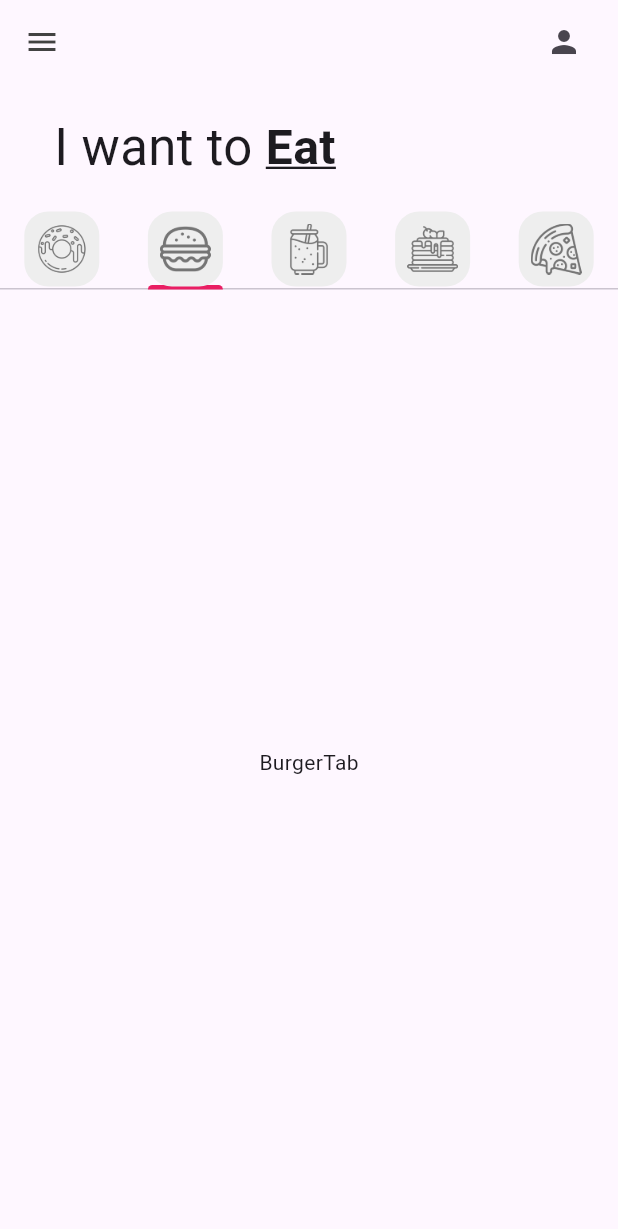
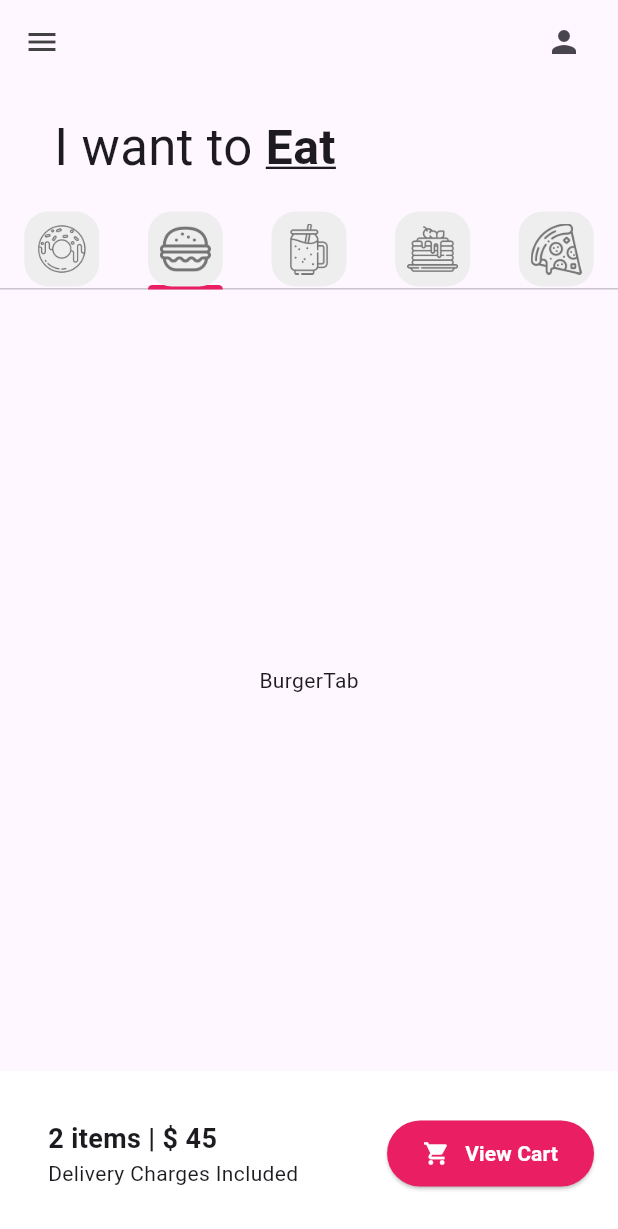
Before and after one commit to JERC-gif/Unidad-II, a Flutter app: the screen it shows after launch, tab 2 chosen, on a phone screen of 412 x 824 dp. Shown: the top 1229 px of the screen. Run offline on Flutter 3.47's test engine with Material 3 defaults, Android fonts, the phone set to English and light mode, and no system bars; Roboto replaces fonts that are missing (ComicStrip).

Commit message:
UI finished

```diff
--- a/donut_app_2c_ruiz/lib/pages/home_page.dart
+++ b/donut_app_2c_ruiz/lib/pages/home_page.dart
@@ -84,9 +84,49 @@ class _HomePageState extends State<HomePage> {
             PancakesTab(),
             PizzaTab()
           ]),
+        ),
+        //Carrito(Cart)
+        Container(
+          color: Colors.white,
+          padding: const EdgeInsets.all(16),
+          child: Row(
+            mainAxisAlignment: MainAxisAlignment.spaceBetween,
+            children: [
+              Padding(
+                padding: const EdgeInsets.all(16),
+                child: Column(
+                  crossAxisAlignment: CrossAxisAlignment.start,
+                  children: [
+                    Text("2 items | \$ 45", style: TextStyle(
+                      fontSize: 18,
+                      fontWeight: FontWeight.bold,
+                    ),
+                    ),
+                    Text("Delivery Charges Included"),
+                  ],
+                ),
+              ),
+              ElevatedButton(
+                    onPressed: (){},
+                    style: ElevatedButton.styleFrom(
+                      backgroundColor: Colors.pink,
+                      padding: const EdgeInsets.symmetric(
+                        horizontal: 24,
+                         vertical: 12
+                         ),
+                    ),
+                     child: Row(
+                       children: [
+                          Icon(Icons.shopping_cart, color: Colors.white),
+                          SizedBox(width: 10),
+                         Text("View Cart", style: TextStyle( fontWeight: FontWeight.bold,
+                          color: Colors.white),
+                         ),
+                       ],
+                     ))
+              ],
+          ),
         )
-        //Contenido(Cart)
-
           ],)
       ),
     );
--- a/donut_app_2c_ruiz/lib/tabs/donut_tab.dart
+++ b/donut_app_2c_ruiz/lib/tabs/donut_tab.dart
@@ -33,7 +33,7 @@ class DonutTab extends StatelessWidget {
             donutMark: donutsOnSale[index][1],
             donutPrice: donutsOnSale[index][2],
             donutColor: donutsOnSale[index][3],
-            imageName: donutsOnSale[index][4]
+            imageName: donutsOnSale[index][4],
           );
         });
   }
```
Also changed, not shown: donut_app_2c_ruiz/lib/utils/donut_tile.dart (line endings or trailing spaces).
